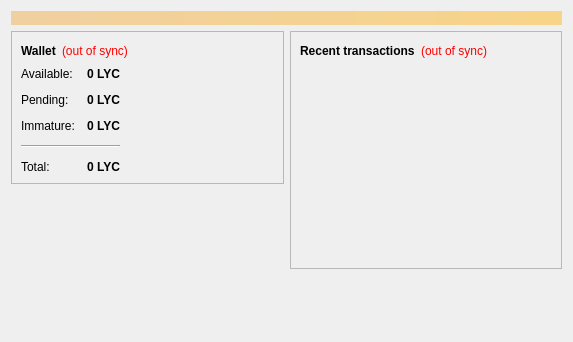
First picture: the form in src/qt/forms/overviewpage.ui, repository lycancoin/lycancoin-release, before the edit.
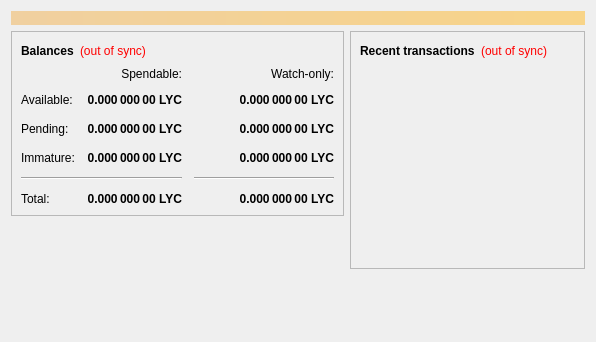
Second picture: the form after the edit. Icons and pictures are not drawn.

Patch:
```diff
--- a/src/qt/forms/overviewpage.ui
+++ b/src/qt/forms/overviewpage.ui
@@ -6,7 +6,7 @@
    <rect>
     <x>0</x>
     <y>0</y>
-    <width>573</width>
+    <width>596</width>
     <height>342</height>
    </rect>
   </property>
@@ -54,7 +54,7 @@
                </font>
               </property>
               <property name="text">
-               <string>Wallet</string>
+               <string>Balances</string>
               </property>
              </widget>
             </item>
@@ -75,7 +75,7 @@
              </widget>
             </item>
             <item>
-             <spacer name="horizontalSpacer_2">
+             <spacer name="horizontalSpacer_3">
               <property name="orientation">
                <enum>Qt::Horizontal</enum>
               </property>
@@ -90,27 +90,12 @@
            </layout>
           </item>
           <item>
-          <layout class="QHBoxLayout" name="horizontalLayout_3">
-           <item>
-           <layout class="QFormLayout" name="formLayout_2">
-            <property name="fieldGrowthPolicy">
-             <enum>QFormLayout::AllNonFixedFieldsGrow</enum>
-            </property>
-            <property name="horizontalSpacing">
+           <layout class="QGridLayout" name="gridLayout">
+            <property name="spacing">
              <number>12</number>
             </property>
-            <property name="verticalSpacing">
-             <number>12</number>
-            </property>
-            <item row="0" column="0">
-             <widget class="QLabel" name="label">
-              <property name="text">
-               <string>Available:</string>
-              </property>
-             </widget>
-            </item>
-            <item row="0" column="1">
-             <widget class="QLabel" name="labelBalance">
+            <item row="2" column="2">
+             <widget class="QLabel" name="labelWatchPending">
               <property name="font">
                <font>
                 <weight>75</weight>
@@ -124,7 +109,7 @@
                <string>Your current spendable balance</string>
               </property>
               <property name="text">
-               <string notr="true">0 LYC</string>
+               <string notr="true">0.000 000 00 LYC</string>
               </property>
               <property name="alignment">
                <set>Qt::AlignRight|Qt::AlignTrailing|Qt::AlignVCenter</set>
@@ -134,14 +119,7 @@
               </property>
              </widget>
             </item>
-            <item row="1" column="0">
-             <widget class="QLabel" name="label_3">
-              <property name="text">
-               <string>Pending:</string>
-              </property>
-             </widget>
-            </item>
-            <item row="1" column="1">
+            <item row="2" column="1">
              <widget class="QLabel" name="labelUnconfirmed">
               <property name="font">
                <font>
@@ -156,7 +134,7 @@
                <string>Total of transactions that have yet to be confirmed, and do not yet count toward the spendable balance</string>
               </property>
               <property name="text">
-               <string notr="true">0 LYC</string>
+               <string notr="true">0.000 000 00 LYC</string>
               </property>
               <property name="alignment">
                <set>Qt::AlignRight|Qt::AlignTrailing|Qt::AlignVCenter</set>
@@ -166,15 +144,8 @@
               </property>
              </widget>
             </item>
-            <item row="2" column="0">
-             <widget class="QLabel" name="labelImmatureText">
-              <property name="text">
-               <string>Immature:</string>
-              </property>
-             </widget>
-            </item>
-            <item row="2" column="1">
-             <widget class="QLabel" name="labelImmature">
+            <item row="3" column="2">
+             <widget class="QLabel" name="labelWatchImmature">
               <property name="font">
                <font>
                 <weight>75</weight>
@@ -185,7 +156,7 @@
                <string>Mined balance that has not yet matured</string>
               </property>
               <property name="text">
-               <string notr="true">0 LYC</string>
+               <string notr="true">0.000 000 00 LYC</string>
               </property>
               <property name="alignment">
                <set>Qt::AlignRight|Qt::AlignTrailing|Qt::AlignVCenter</set>
@@ -195,14 +166,85 @@
               </property>
              </widget>
             </item>
-            <item row="4" column="0">
+            <item row="4" column="0" colspan="2">
+             <widget class="Line" name="line">
+              <property name="orientation">
+               <enum>Qt::Horizontal</enum>
+              </property>
+             </widget>
+            </item>
+            <item row="4" column="2">
+             <widget class="Line" name="lineWatchBalance">
+              <property name="sizePolicy">
+               <sizepolicy hsizetype="Preferred" vsizetype="Fixed">
+                <horstretch>0</horstretch>
+                <verstretch>0</verstretch>
+               </sizepolicy>
+              </property>
+              <property name="minimumSize">
+               <size>
+                <width>140</width>
+                <height>0</height>
+               </size>
+              </property>
+              <property name="orientation">
+               <enum>Qt::Horizontal</enum>
+              </property>
+             </widget>
+            </item>
+            <item row="5" column="0">
              <widget class="QLabel" name="labelTotalText">
               <property name="text">
                <string>Total:</string>
               </property>
              </widget>
             </item>
-            <item row="4" column="1">
+            <item row="3" column="1">
+             <widget class="QLabel" name="labelImmature">
+              <property name="font">
+               <font>
+                <weight>75</weight>
+                <bold>true</bold>
+               </font>
+              </property>
+              <property name="cursor">
+               <cursorShape>IBeamCursor</cursorShape>
+              </property>
+              <property name="toolTip">
+               <string>Mined balance that has not yet matured</string>
+              </property>
+              <property name="text">
+               <string notr="true">0.000 000 00 LYC</string>
+              </property>
+              <property name="alignment">
+               <set>Qt::AlignRight|Qt::AlignTrailing|Qt::AlignVCenter</set>
+              </property>
+              <property name="textInteractionFlags">
+               <set>Qt::LinksAccessibleByMouse|Qt::TextSelectableByKeyboard|Qt::TextSelectableByMouse</set>
+              </property>
+             </widget>
+            </item>
+            <item row="2" column="3">
+             <spacer name="horizontalSpacer_2">
+              <property name="orientation">
+               <enum>Qt::Horizontal</enum>
+              </property>
+              <property name="sizeHint" stdset="0">
+               <size>
+                <width>40</width>
+                <height>20</height>
+               </size>
+              </property>
+             </spacer>
+            </item>
+            <item row="3" column="0">
+             <widget class="QLabel" name="labelImmatureText">
+              <property name="text">
+               <string>Immature:</string>
+              </property>
+             </widget>
+            </item>
+            <item row="5" column="1">
              <widget class="QLabel" name="labelTotal">
               <property name="font">
                <font>
@@ -217,7 +259,7 @@
                <string>Your current total balance</string>
               </property>
               <property name="text">
-               <string notr="true">0 LYC</string>
+               <string notr="true">0.000 000 00 LYC</string>
               </property>
               <property name="alignment">
                <set>Qt::AlignRight|Qt::AlignTrailing|Qt::AlignVCenter</set>
@@ -227,46 +269,120 @@
               </property>
              </widget>
             </item>
-            <item row="3" column="0" colspan="2">
-             <widget class="Line" name="line">
-              <property name="orientation">
-               <enum>Qt::Horizontal</enum>
+            <item row="5" column="2">
+             <widget class="QLabel" name="labelWatchTotal">
+              <property name="font">
+               <font>
+                <weight>75</weight>
+                <bold>true</bold>
+               </font>
               </property>
+              <property name="cursor">
+               <cursorShape>IBeamCursor</cursorShape>
+              </property>
+              <property name="toolTip">
+               <string>Current total balance in watch-only addresses</string>
+              </property>
+              <property name="text">
+               <string notr="true">0.000 000 00 LYC</string>
+              </property>
+              <property name="alignment">
+               <set>Qt::AlignRight|Qt::AlignTrailing|Qt::AlignVCenter</set>
+              </property>
+              <property name="textInteractionFlags">
+               <set>Qt::LinksAccessibleByMouse|Qt::TextSelectableByKeyboard|Qt::TextSelectableByMouse</set>
+              </property>
              </widget>
             </item>
-           </layout>
-          </item>
-            <item>
-             <spacer name="horizontalSpacer_3">
-              <property name="orientation">
-               <enum>Qt::Horizontal</enum>
+            <item row="0" column="2">
+             <widget class="QLabel" name="labelWatchonly">
+              <property name="text">
+               <string>Watch-only:</string>
               </property>
-              <property name="sizeHint" stdset="0">
-               <size>
-                <width>40</width>
-                <height>20</height>
-               </size>
+              <property name="alignment">
+               <set>Qt::AlignRight|Qt::AlignTrailing|Qt::AlignVCenter</set>
               </property>
-             </spacer>
+             </widget>
+            </item>
+            <item row="1" column="0">
+             <widget class="QLabel" name="labelBalanceText">
+              <property name="text">
+               <string>Available:</string>
+              </property>
+             </widget>
+            </item>
+            <item row="1" column="1">
+             <widget class="QLabel" name="labelBalance">
+              <property name="font">
+               <font>
+                <weight>75</weight>
+                <bold>true</bold>
+               </font>
+              </property>
+              <property name="cursor">
+               <cursorShape>IBeamCursor</cursorShape>
+              </property>
+              <property name="toolTip">
+               <string>Your current spendable balance</string>
+              </property>
+              <property name="text">
+               <string notr="true">0.000 000 00 LYC</string>
+              </property>
+              <property name="alignment">
+               <set>Qt::AlignRight|Qt::AlignTrailing|Qt::AlignVCenter</set>
+              </property>
+              <property name="textInteractionFlags">
+               <set>Qt::LinksAccessibleByMouse|Qt::TextSelectableByKeyboard|Qt::TextSelectableByMouse</set>
+              </property>
+             </widget>
+            </item>
+            <item row="1" column="2">
+             <widget class="QLabel" name="labelWatchAvailable">
+              <property name="font">
+               <font>
+                <weight>75</weight>
+                <bold>true</bold>
+               </font>
+              </property>
+              <property name="cursor">
+               <cursorShape>IBeamCursor</cursorShape>
+              </property>
+              <property name="toolTip">
+               <string>Your current balance in watch-only addresses</string>
+              </property>
+              <property name="text">
+               <string notr="true">0.000 000 00 LYC</string>
+              </property>
+              <property name="alignment">
+               <set>Qt::AlignRight|Qt::AlignTrailing|Qt::AlignVCenter</set>
+              </property>
+              <property name="textInteractionFlags">
+               <set>Qt::LinksAccessibleByMouse|Qt::TextSelectableByKeyboard|Qt::TextSelectableByMouse</set>
+              </property>
+             </widget>
+            </item>
+            <item row="2" column="0">
+             <widget class="QLabel" name="labelPendingText">
+              <property name="text">
+               <string>Pending:</string>
+              </property>
+             </widget>
+            </item>
+            <item row="0" column="1">
+             <widget class="QLabel" name="labelSpendable">
+              <property name="text">
+               <string>Spendable:</string>
+              </property>
+              <property name="alignment">
+               <set>Qt::AlignRight|Qt::AlignTrailing|Qt::AlignVCenter</set>
+              </property>
+             </widget>
             </item>
            </layout>
           </item>
          </layout>
         </widget>
        </item>
-       <item alignment="Qt::AlignTop">
-        <widget class="QLabel" name="label_wallet_bgcoin">
-         <property name="text">
-          <string/>
-         </property>
-         <property name="pixmap">
-          <pixmap>../lycancoin-release/src/qt/res/images/lycancoin.png</pixmap>
-         </property>
-         <property name="margin">
-          <number>-2</number>
-         </property>
-        </widget>
-       </item>
        <item>
         <spacer name="verticalSpacer">
          <property name="orientation">
@@ -297,8 +413,14 @@
            <layout class="QHBoxLayout" name="horizontalLayout_2">
             <item>
              <widget class="QLabel" name="label_4">
+              <property name="font">
+               <font>
+                <weight>75</weight>
+                <bold>true</bold>
+               </font>
+              </property>
               <property name="text">
-               <string>&lt;b&gt;Recent transactions&lt;/b&gt;</string>
+               <string>Recent transactions</string>
               </property>
              </widget>
             </item>
```
Left out of the diff: 13 changed lines with no effect on the pictures.
